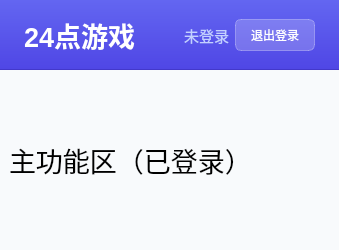
The window that mainwindow.ui (YinHY94/the_24_game) describes before a commit, drawn with Qt 5.
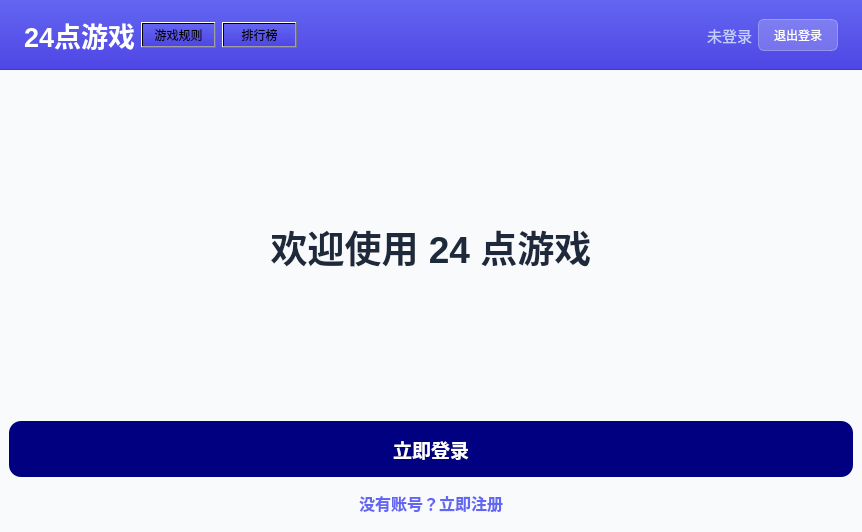
The same window after the commit.

```diff
--- a/mainwindow.ui
+++ b/mainwindow.ui
@@ -6,8 +6,8 @@
    <rect>
     <x>0</x>
     <y>0</y>
-    <width>260</width>
-    <height>222</height>
+    <width>862</width>
+    <height>532</height>
    </rect>
   </property>
   <property name="windowTitle">
@@ -78,6 +78,20 @@
          </property>
         </widget>
        </item>
+       <item>
+        <widget class="QPushButton" name="ruleBtn">
+         <property name="text">
+          <string>游戏规则</string>
+         </property>
+        </widget>
+       </item>
+       <item>
+        <widget class="QPushButton" name="rankBtn">
+         <property name="text">
+          <string>排行榜</string>
+         </property>
+        </widget>
+       </item>
        <item>
         <spacer name="horizontalSpacer">
          <property name="orientation">
@@ -143,7 +157,7 @@
        <string notr="true">background: transparent;</string>
       </property>
       <property name="currentIndex">
-       <number>1</number>
+       <number>0</number>
       </property>
       <widget class="QWidget" name="pageWelcome">
        <layout class="QVBoxLayout" name="verticalLayout">
@@ -246,22 +260,6 @@
         </item>
        </layout>
       </widget>
-      <widget class="QWidget" name="pageMain">
-       <layout class="QVBoxLayout" name="verticalLayout_2">
-        <item>
-         <widget class="QLabel" name="label_2">
-          <property name="font">
-           <font>
-            <pointsize>20</pointsize>
-           </font>
-          </property>
-          <property name="text">
-           <string>主功能区（已登录）</string>
-          </property>
-         </widget>
-        </item>
-       </layout>
-      </widget>
      </widget>
     </item>
    </layout>
```
